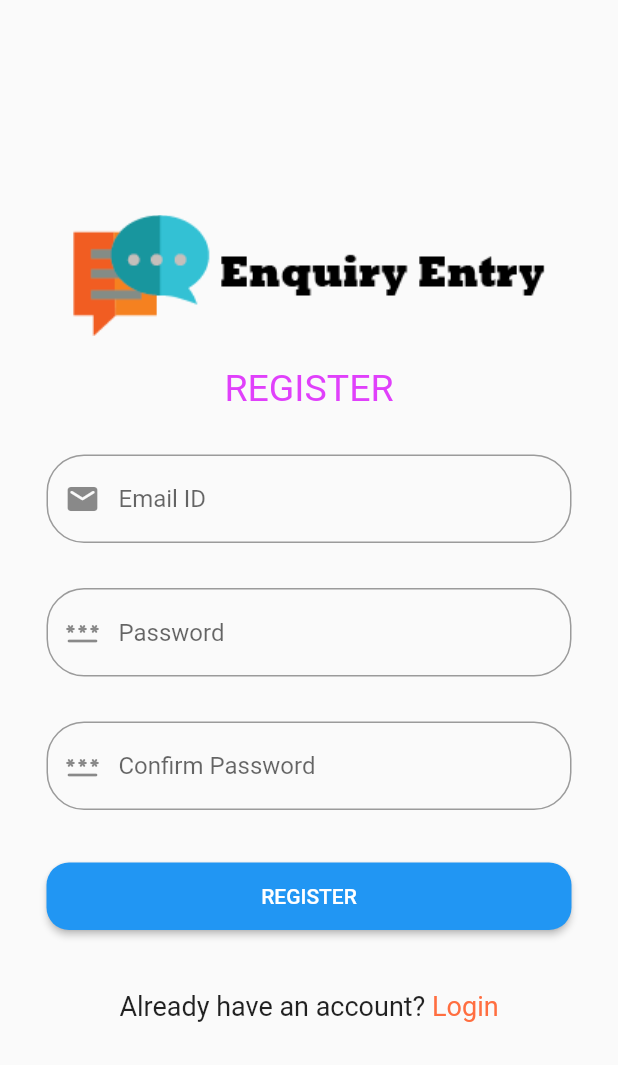
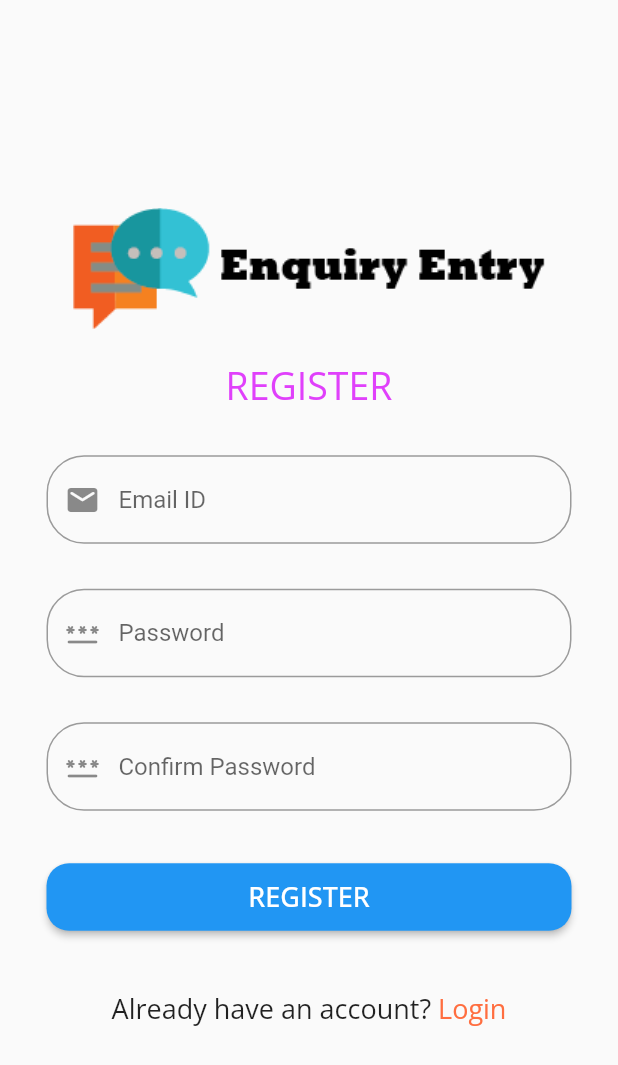
Before and after one commit to shubhamghadi123/LoginAndRegister-Flutter, a Flutter app: the screen it shows after launch, after a tap on "Register", on a phone screen of 412 x 824 dp. Shown: the top 1065 px of the screen. Run offline on Flutter 3.47's test engine with Material 2 defaults, Android fonts, the phone set to English and light mode, and no system bars.

Commit message:
font changed

```diff
--- a/lib/pages/login.dart
+++ b/lib/pages/login.dart
@@ -25,7 +25,7 @@ class _LoginState extends State<Login> {
               height: 50,
             ),
             const Text("LOGIN", style: TextStyle(
-                fontSize: 25, color: Colors.purpleAccent),
+                fontSize: 25, color: Colors.purpleAccent, fontFamily: 'OpenSans'),
             ),
             const SizedBox(
               height: 30,
@@ -78,7 +78,10 @@ class _LoginState extends State<Login> {
                       borderRadius: BorderRadius.circular(15)
                     )),
                   ),
-                  child: const Text("LOGIN")),
+                  child: const Text("LOGIN", style: TextStyle(
+                    fontSize: 18, fontFamily: 'OpenSans'),
+                  ),
+              ),
             ),
             const SizedBox(
               height: 40,
@@ -87,14 +90,14 @@ class _LoginState extends State<Login> {
               mainAxisAlignment: MainAxisAlignment.center,
               children: [
                 const Text("Don't have an account? ", style: TextStyle(
-                    fontSize: 18),
+                    fontSize: 18, fontFamily: 'OpenSans'),
                 ),
                 GestureDetector(
                   onTap: () {
                     Navigator.push(context, MaterialPageRoute(builder: (context) => const Register()));
                   },
                   child: const Text("Register", style: TextStyle(
-                      fontSize: 18, color: Colors.deepOrangeAccent),
+                      fontSize: 18, color: Colors.deepOrangeAccent, fontFamily: 'OpenSans'),
                   ),
                 )
               ],
--- a/lib/pages/register.dart
+++ b/lib/pages/register.dart
@@ -26,7 +26,7 @@ class _RegisterState extends State<Register> {
               height: 20,
             ),
             const Text("REGISTER", style: TextStyle(
-                fontSize: 25, color: Colors.purpleAccent),
+                fontSize: 25, color: Colors.purpleAccent, fontFamily: 'OpenSans'),
             ),
             const SizedBox(
               height: 30,
@@ -98,7 +98,10 @@ class _RegisterState extends State<Register> {
                         borderRadius: BorderRadius.circular(15)
                     )),
                   ),
-                  child: const Text("REGISTER")),
+                  child: const Text("REGISTER", style: TextStyle(
+                    fontSize: 18, fontFamily: 'OpenSans'),
+                  ),
+              ),
             ),
             const SizedBox(
               height: 40,
@@ -107,14 +110,14 @@ class _RegisterState extends State<Register> {
               mainAxisAlignment: MainAxisAlignment.center,
               children: [
                 const Text("Already have an account? ", style: TextStyle(
-                    fontSize: 18),
+                    fontSize: 18, fontFamily: 'OpenSans'),
                 ),
                 GestureDetector(
                   onTap: () {
                     Navigator.push(context, MaterialPageRoute(builder: (context) => const Login()));
                   },
                   child: const Text("Login", style: TextStyle(
-                      fontSize: 18, color: Colors.deepOrangeAccent),
+                      fontSize: 18, color: Colors.deepOrangeAccent, fontFamily: 'OpenSans'),
                   ),
                 )
               ],
```
Also changed, not shown: pubspec.yaml (+4 -4 lines), assets/fonts/OpenSans.ttf (added).
